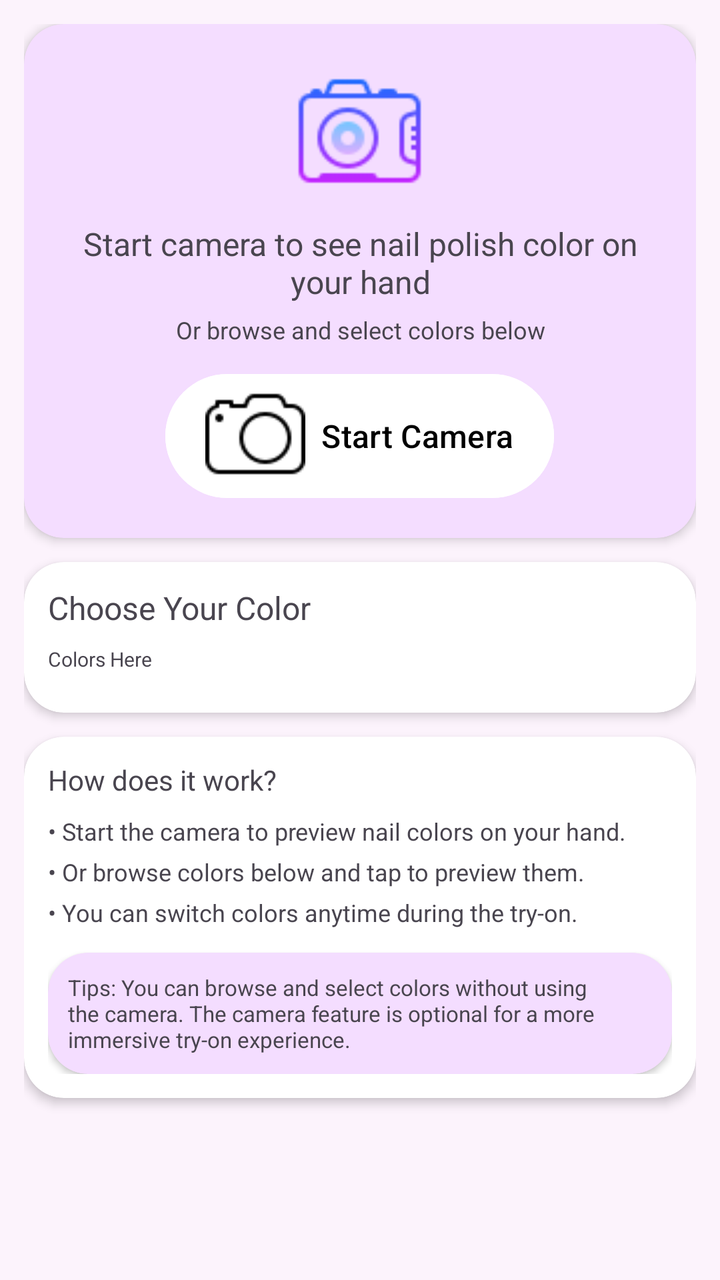
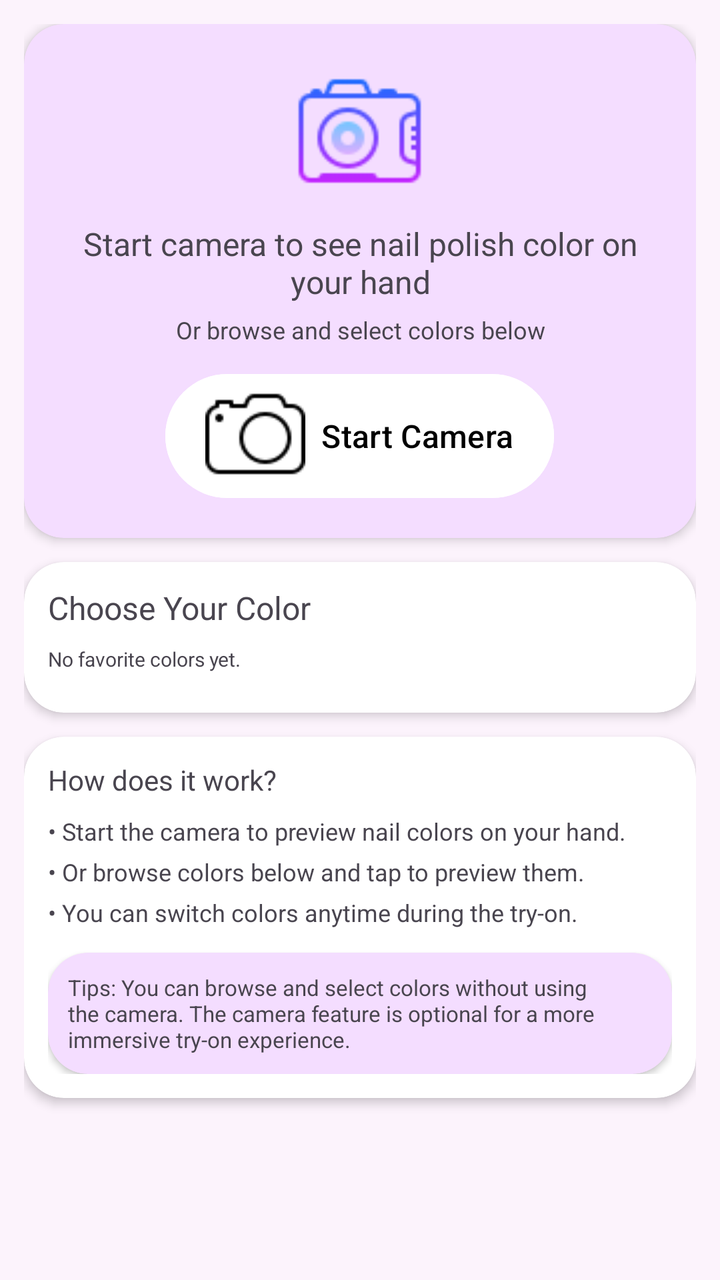

Before-and-after screenshots of an Android layout around one commit, followed by the original layout XML and the change that was made.
<!-- AndroidManifest.xml: application theme Theme.NailIt -->
<!-- res/layout/fragment_try_on.xml -->
<ScrollView
    xmlns:android="http://schemas.android.com/apk/res/android"
    xmlns:tools="http://schemas.android.com/tools"
    xmlns:app="http://schemas.android.com/apk/res-auto"
    android:layout_width="match_parent"
    android:layout_height="match_parent"
    android:clipToPadding="false"
    android:fillViewport="true">

    <LinearLayout
        android:layout_width="match_parent"
        android:layout_height="wrap_content"
        android:orientation="vertical"
        android:padding="12dp"
        android:paddingBottom="90dp"
        android:background="@color/linght_pink">

        
        <androidx.cardview.widget.CardView
            android:layout_width="match_parent"
            android:layout_height="wrap_content"
            android:layout_marginBottom="12dp"
            app:cardCornerRadius="20dp"
            app:cardElevation="3dp"
            android:backgroundTint="@color/light_purple">

            <LinearLayout
                android:layout_width="match_parent"
                android:layout_height="wrap_content"
                android:orientation="vertical"
                android:gravity="center"
                android:padding="16dp">

                <ImageView
                    android:layout_width="75dp"
                    android:layout_height="75dp"
                    app:srcCompat="@drawable/camera_tryon" />

                <TextView
                    android:layout_width="match_parent"
                    android:layout_height="wrap_content"
                    android:text="Start camera to see nail polish color on your hand"
                    android:textSize="16sp"
                    android:gravity="center"
                    android:layout_marginTop="8dp" />

                <TextView
                    android:layout_width="match_parent"
                    android:layout_height="wrap_content"
                    android:text="Or browse and select colors below"
                    android:textSize="12sp"
                    android:gravity="center"
                    android:layout_marginTop="5dp"
                    android:layout_marginBottom="10dp" />

                <Button
                    android:id="@+id/startTryOnBtn"
                    android:layout_width="wrap_content"
                    android:layout_height="wrap_content"
                    android:text="Start Camera"
                    android:textSize="16sp"
                    android:paddingLeft="20dp"
                    android:paddingRight="20dp"
                    android:drawableLeft="@drawable/camera"
                    android:backgroundTint="@color/white"
                    android:textColor="@color/black" />

            </LinearLayout>
        </androidx.cardview.widget.CardView>

        
        <androidx.cardview.widget.CardView
            android:layout_width="match_parent"
            android:layout_height="wrap_content"
            android:layout_marginBottom="12dp"
            app:cardCornerRadius="20dp"
            app:cardElevation="3dp">

            <LinearLayout
                android:layout_width="match_parent"
                android:layout_height="wrap_content"
                android:orientation="vertical"
                android:padding="12dp">

                <TextView
                    android:layout_width="match_parent"
                    android:layout_height="wrap_content"
                    android:text="Choose Your Color"
                    android:textSize="16sp"
                    android:layout_marginBottom="8dp" />

                <ProgressBar
                    android:id="@+id/tryOnProgress"
                    android:layout_width="wrap_content"
                    android:layout_height="wrap_content"
                    android:layout_gravity="center_horizontal"
                    android:visibility="gone"
                    android:padding="16dp" />
                
                <TextView
                    android:layout_width="match_parent"
                    android:layout_height="wrap_content"
                    android:text="Colors Here"
                    android:textSize="10sp"
                    android:id="@+id/empTxtTryOn"/>

                <androidx.recyclerview.widget.RecyclerView
                    android:id="@+id/colorsRecyclerTryOn"
                    android:layout_width="match_parent"
                    android:layout_height="0dp"
                    android:layout_weight="1"
                    android:clipToPadding="false"
                    android:paddingBottom="8dp" />

            </LinearLayout>
        </androidx.cardview.widget.CardView>

        
        <androidx.cardview.widget.CardView
            android:layout_width="match_parent"
            android:layout_height="wrap_content"
            app:cardCornerRadius="20dp"
            app:cardElevation="3dp"
            android:layout_marginBottom="5dp">

            <LinearLayout
                android:layout_width="match_parent"
                android:layout_height="wrap_content"
                android:orientation="vertical"
                android:padding="12dp">

                <TextView
                    android:layout_width="match_parent"
                    android:layout_height="wrap_content"
                    android:text="How does it work?"
                    android:textSize="14sp"
                    android:layout_marginBottom="8dp" />

                <TextView
                    android:layout_width="match_parent"
                    android:layout_height="wrap_content"
                    android:text="• Start the camera to preview nail colors on your hand."
                    android:textSize="12sp"
                    android:layout_marginBottom="4dp" />

                <TextView
                    android:layout_width="match_parent"
                    android:layout_height="wrap_content"
                    android:text="• Or browse colors below and tap to preview them."
                    android:textSize="12sp"
                    android:layout_marginBottom="4dp" />

                <TextView
                    android:layout_width="match_parent"
                    android:layout_height="wrap_content"
                    android:text="• You can switch colors anytime during the try-on."
                    android:textSize="12sp"
                    android:layout_marginBottom="12dp" />

                <androidx.cardview.widget.CardView
                    android:layout_width="match_parent"
                    android:layout_height="wrap_content"
                    android:backgroundTint="@color/light_purple"
                    app:cardCornerRadius="20dp"
                    android:padding="12dp">

                    <TextView
                        android:layout_width="match_parent"
                        android:layout_height="wrap_content"
                        android:text="Tips: You can browse and select colors without using the camera. The camera feature is optional for a more immersive try-on experience."
                        android:textSize="11sp"
                        android:padding="10dp"/>
                </androidx.cardview.widget.CardView>

            </LinearLayout>
        </androidx.cardview.widget.CardView>

    </LinearLayout>
</ScrollView>
<!-- resources referenced by this layout -->
<resources>
  <color name="black">#FF000000</color>
  <color name="light_purple">#F4DDFF</color>
  <color name="linght_pink">#FCF3FC</color>
  <color name="white">#FFFFFFFF</color>
  <!-- drawable camera: png bitmap (drawable, 892 bytes) -->
  <!-- drawable camera_tryon: png bitmap (drawable, 2062 bytes) -->
  <style name="Theme.NailIt" parent="Base.Theme.NailIt" />
  <style name="Base.Theme.NailIt" parent="Theme.Material3.DayNight.NoActionBar">
          
          
      </style>
</resources>

<!-- the commit's change to res/layout/fragment_try_on.xml (unified diff, before → after) -->
@@ -96,20 +96,19 @@
                     android:layout_gravity="center_horizontal"
                     android:visibility="gone"
                     android:padding="16dp" />
-                
                 <TextView
                     android:layout_width="match_parent"
                     android:layout_height="wrap_content"
-                    android:text="Colors Here"
+                    android:text="No favorite colors yet."
                     android:textSize="10sp"
                     android:id="@+id/empTxtTryOn"/>
 
                 <androidx.recyclerview.widget.RecyclerView
                     android:id="@+id/colorsRecyclerTryOn"
                     android:layout_width="match_parent"
-                    android:layout_height="0dp"
-                    android:layout_weight="1"
+                    android:layout_height="wrap_content"
                     android:clipToPadding="false"
+                    android:nestedScrollingEnabled="false"
                     android:paddingBottom="8dp" />
 
             </LinearLayout>
